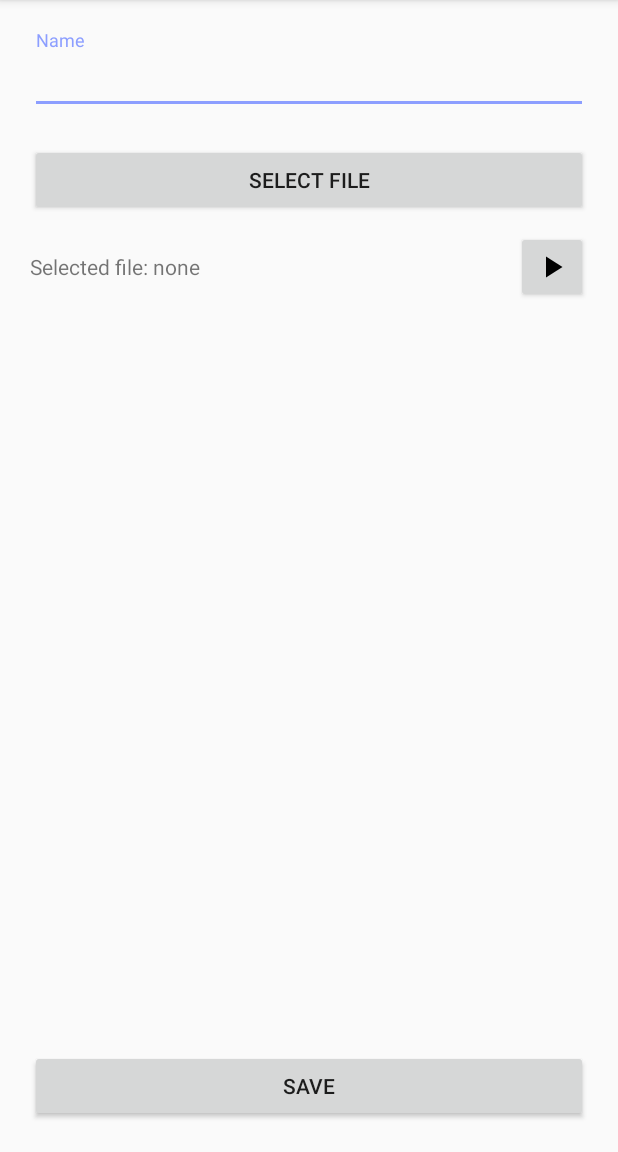
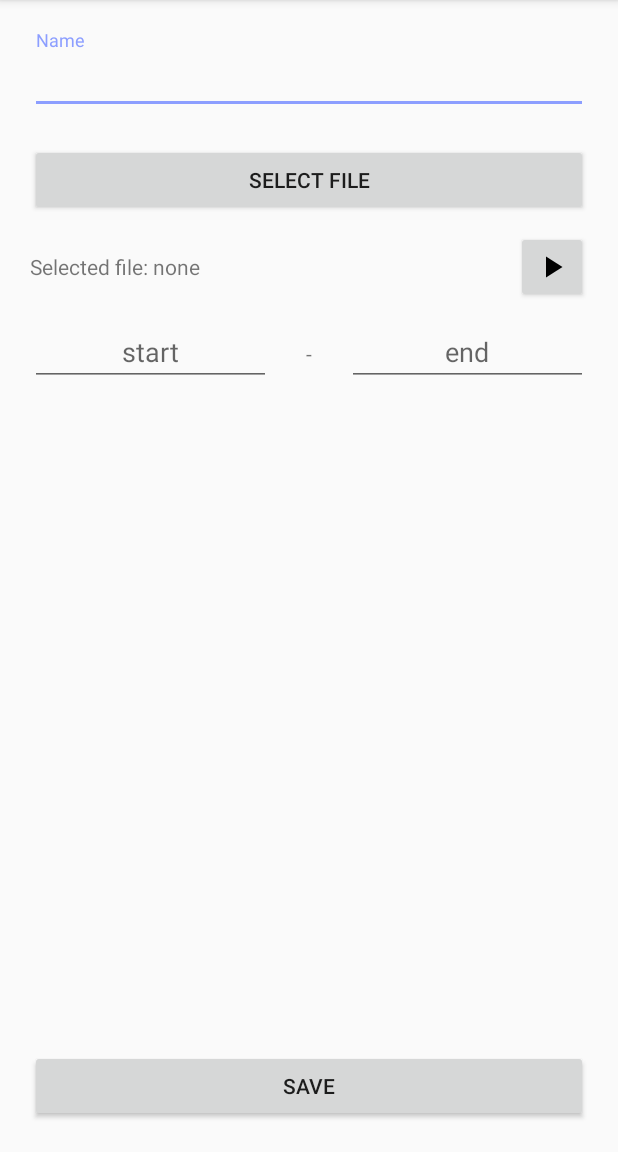
Before and after one commit to BertLeysen-r0622862/Soundbird, an Android app: the AddSoundActivity screen opened directly, with no data from a screen before it, after a tap on an icon or button, on a phone screen of 412 x 824 dp, the part 84-1236 px from its top. Run offline under Robolectric (Android 15) with nearby library versions, the phone set to English and light mode, and no system bars; our stand-ins replace ButterKnife; libraries missing offline, so code that uses them is left out: nl.bravobit.ffmpeg.

Commit message:
added ability to trim sounds

```diff
--- a/app/build.gradle
+++ b/app/build.gradle
@@ -44,5 +44,5 @@ dependencies {
 
     implementation 'com.android.support:design:28.0.0'
 
-    implementation 'com.writingminds:FFmpegAndroid:0.3.2'
+    implementation 'nl.bravobit:android-ffmpeg:1.1.5'
 }
--- a/app/src/main/java/be/wienert/soundbird/ui/addsound/AddSoundActivity.java
+++ b/app/src/main/java/be/wienert/soundbird/ui/addsound/AddSoundActivity.java
@@ -35,6 +35,12 @@ public class AddSoundActivity extends AppCompatActivity {
     @BindView(R.id.playStopButton)
     Button playStopButton;
 
+    @BindView(R.id.startEditText)
+    EditText startEditText;
+
+    @BindView(R.id.endEditText)
+    EditText endEditText;
+
     AddSoundViewModel viewModel;
 
     @Override
@@ -64,6 +70,8 @@ public class AddSoundActivity extends AppCompatActivity {
             } else {
                 selectedFileTextView.setText(getFileName(fileUri));
             }
+            startEditText.setText("0");
+            endEditText.setText(Integer.toString(viewModel.getDuration()));
         });
     }
 
@@ -81,6 +89,7 @@ public class AddSoundActivity extends AppCompatActivity {
             viewModel.setSoundName(soundNameEditText.getText().toString());
         } catch (IllegalArgumentException e) {
             soundNameEditText.setError(e.getMessage());
+            return;
         }
 
         Uri fileUri = viewModel.getFileUri().getValue();
@@ -88,7 +97,7 @@ public class AddSoundActivity extends AppCompatActivity {
         InputStream stream;
         try {
             stream = getContentResolver().openInputStream(fileUri);
-        } catch (FileNotFoundException e) {
+        } catch (NullPointerException | FileNotFoundException e) {
             soundNameEditText.setError("Could not open file");
             return;
         }
@@ -138,6 +147,25 @@ public class AddSoundActivity extends AppCompatActivity {
 
     @OnClick(R.id.playStopButton)
     public void playStop() {
-        viewModel.playStop();
+        if (viewModel.getPlayingSound().getValue() == null) {
+
+            int start = 0, end = 0;
+            try {
+                start = Integer.parseInt(startEditText.getText().toString());
+            } catch (NumberFormatException ignored) {
+            }
+            try {
+                end = Integer.parseInt(endEditText.getText().toString());
+            } catch (NumberFormatException ignored) {
+            }
+
+            viewModel.trimFile(start, end).observe(this, uri -> {
+                if (uri != null) {
+                    viewModel.play(uri);
+                }
+            });
+        } else {
+            viewModel.stop();
+        }
     }
 }
--- a/app/src/main/java/be/wienert/soundbird/ui/addsound/AddSoundViewModel.java
+++ b/app/src/main/java/be/wienert/soundbird/ui/addsound/AddSoundViewModel.java
@@ -3,10 +3,12 @@ package be.wienert.soundbird.ui.addsound;
 import android.app.Application;
 import android.arch.lifecycle.AndroidViewModel;
 import android.arch.lifecycle.LiveData;
+import android.arch.lifecycle.MediatorLiveData;
 import android.arch.lifecycle.MutableLiveData;
 import android.net.Uri;
 import android.support.annotation.NonNull;
 
+import java.io.File;
 import java.io.IOException;
 import java.io.InputStream;
 import java.util.UUID;
@@ -21,7 +23,9 @@ public class AddSoundViewModel extends AndroidViewModel {
     private DataManager dataManager;
     private final SoundPlayer soundPlayer;
     private MutableLiveData<Uri> fileUri = new MutableLiveData<>();
+    private MediatorLiveData<Uri> trimmedUri = new MediatorLiveData<>();
     private MutableLiveData<String> soundName = new MutableLiveData<>();
+    private int duration = 0;
 
     public AddSoundViewModel(@NonNull Application application, DataManager dataManager, SoundPlayer soundPlayer, SoundTrimmer soundTrimmer) {
         super(application);
@@ -38,15 +42,15 @@ public class AddSoundViewModel extends AndroidViewModel {
         return soundPlayer.getCurrentSound();
     }
 
-    public void playStop() {
+    public void play(Uri uri) {
         try {
-            if (getPlayingSound().getValue() == null && fileUri.getValue() != null) {
-                soundPlayer.play(new Sound(UUID.randomUUID(), fileUri.getValue(), ""));
-            } else {
-                soundPlayer.stop();
-            }
+            soundPlayer.play(new Sound(UUID.randomUUID(), uri, ""));
         } catch (IOException ignored) {
         }
+    }
+
+    public void stop() {
+        soundPlayer.stop();
     }
 
     public LiveData<Uri> getFileUri() {
@@ -55,6 +59,7 @@ public class AddSoundViewModel extends AndroidViewModel {
 
     public void setFileUri(Uri fileUri) {
         this.fileUri.setValue(fileUri);
+        duration = soundTrimmer.getDuration(fileUri);
     }
 
     public LiveData<String> getSoundName() {
@@ -62,9 +67,24 @@ public class AddSoundViewModel extends AndroidViewModel {
     }
 
     public void setSoundName(String soundName) throws IllegalArgumentException {
-        if (soundName.length() == 0) {
+        if (soundName.trim().isEmpty()) {
             throw new IllegalArgumentException("Enter a name");
         }
         this.soundName.setValue(soundName);
     }
+
+    public LiveData<Uri> trimFile(int start, int end) {
+        end = Math.max(Math.min(end, duration), 0);
+        start = Math.max(Math.min(start, end), 0);
+        Uri fileUri = this.fileUri.getValue();
+        if (trimmedUri.getValue() != null) {
+            new File(trimmedUri.getValue().getPath()).delete();
+        }
+        trimmedUri.addSource(soundTrimmer.trim(fileUri, start, end), uri -> trimmedUri.setValue(uri));
+        return trimmedUri;
+    }
+
+    public int getDuration() {
+        return duration;
+    }
 }
--- a/app/src/main/res/layout/add_sound_layout.xml
+++ b/app/src/main/res/layout/add_sound_layout.xml
@@ -1,15 +1,11 @@
 <?xml version="1.0" encoding="utf-8"?>
-<android.support.constraint.ConstraintLayout xmlns:android="http://schemas.android.com/apk/res/android"
+<LinearLayout xmlns:android="http://schemas.android.com/apk/res/android"
     xmlns:app="http://schemas.android.com/apk/res-auto"
     android:layout_width="match_parent"
     android:layout_height="match_parent"
     android:label="Add sound"
+    android:orientation="vertical"
     android:padding="20sp">
-
-    <LinearLayout
-        android:layout_width="match_parent"
-        android:layout_height="wrap_content"
-        android:orientation="vertical">
 
     <android.support.design.widget.TextInputLayout
         android:id="@+id/textInputLayout"
@@ -46,19 +42,57 @@
             android:id="@+id/selectedFileTextView"
             android:layout_width="0dp"
             android:layout_height="wrap_content"
-                android:layout_weight="10"
+            android:layout_weight="1"
             android:text="none" />
 
         <Button
             android:id="@+id/playStopButton"
             android:layout_width="wrap_content"
             android:layout_height="wrap_content"
-                android:minWidth="0dp"
-                android:drawableStart="@drawable/ic_play_arrow_black_24dp"/>
+            android:drawableStart="@drawable/ic_play_arrow_black_24dp"
+            android:minWidth="0dp" />
 
     </LinearLayout>
 
+    <LinearLayout
+        android:layout_width="match_parent"
+        android:layout_height="wrap_content"
+        android:orientation="horizontal"
+        android:layout_marginTop="10sp">
+
+        <EditText
+            android:id="@+id/startEditText"
+            android:layout_width="0dp"
+            android:layout_weight="1"
+            android:layout_height="wrap_content"
+            android:minWidth="100sp"
+            android:hint="start"
+            android:inputType="number"
+            android:gravity="center"/>
+
+        <TextView
+            android:layout_width="wrap_content"
+            android:layout_height="wrap_content"
+            android:text=" - "
+            android:layout_marginStart="20sp"
+            android:layout_marginEnd="20sp"/>
+
+        <EditText
+            android:id="@+id/endEditText"
+            android:layout_width="0dp"
+            android:layout_weight="1"
+            android:layout_height="wrap_content"
+            android:minWidth="100sp"
+            android:hint="end"
+            android:inputType="number"
+            android:gravity="center"/>
+
     </LinearLayout>
+
+    <Space
+        android:layout_width="match_parent"
+        android:layout_height="0dp"
+        android:layout_weight="1"/>
 
     <Button
         android:id="@+id/saveSoundButton"
@@ -67,4 +101,4 @@
         android:text="Save"
         app:layout_constraintBottom_toBottomOf="parent" />
 
-</android.support.constraint.ConstraintLayout>
+</LinearLayout>
```
Also changed, not shown: app/src/main/java/be/wienert/soundbird/util/SoundTrimmer.java (+52 -37 lines). Lines whose indentation alone changed are shown as unchanged.
